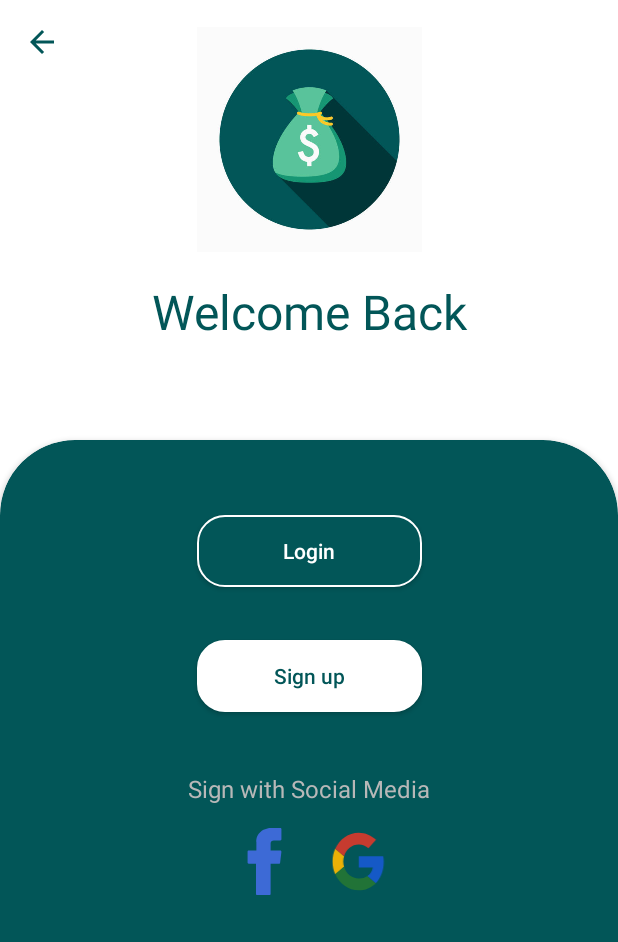
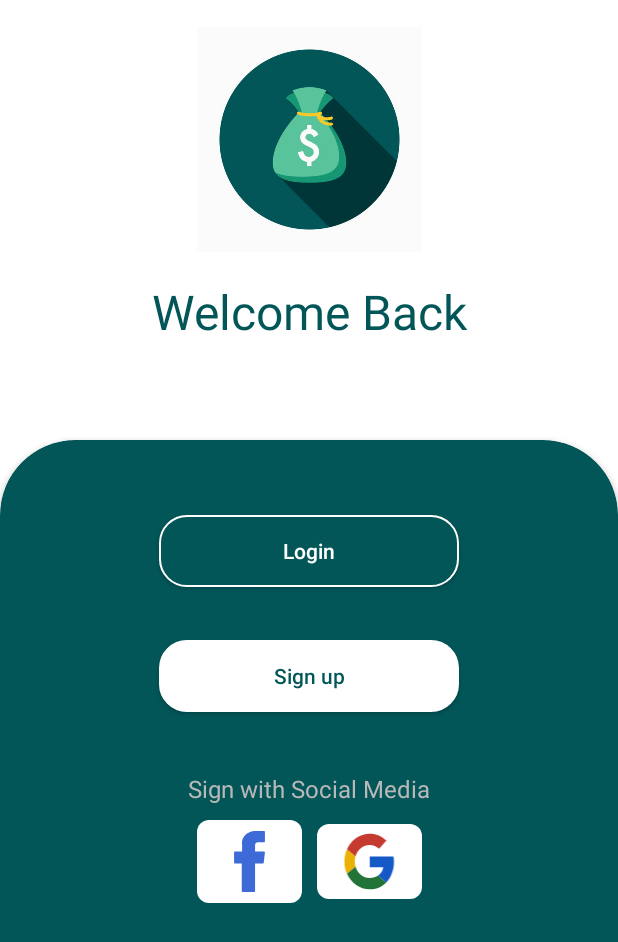
Before and after one commit to ZeinabAbdien00/Money, an Android app: the fragment StartFragment shown on its own in the app's theme, on a phone screen of 412 x 824 dp. Shown: the top 942 px of the screen. Run offline under Robolectric (Android 15) with nearby library versions, the phone set to English and light mode, and no system bars.

Commit message:
change btn width

```diff
--- a/app/src/main/res/layout/fragment_login.xml
+++ b/app/src/main/res/layout/fragment_login.xml
@@ -160,7 +160,7 @@
 
                 <androidx.appcompat.widget.AppCompatButton
                     android:id="@+id/btn_login"
-                    android:layout_width="150dp"
+                    android:layout_width="200dp"
                     android:layout_height="wrap_content"
                     android:layout_marginHorizontal="16dp"
                     android:layout_marginTop="35dp"
--- a/app/src/main/res/layout/fragment_start.xml
+++ b/app/src/main/res/layout/fragment_start.xml
@@ -13,16 +13,6 @@
         app:layout_constraintEnd_toEndOf="parent"
         app:layout_constraintStart_toStartOf="parent"
         app:layout_constraintTop_toTopOf="parent">
-
-        <com.google.android.material.imageview.ShapeableImageView
-            android:id="@+id/btn_back"
-            android:layout_width="wrap_content"
-            android:layout_height="wrap_content"
-            android:layout_margin="16dp"
-            android:background="@drawable/ic_arrow_back"
-            android:backgroundTint="@color/base"
-            app:layout_constraintStart_toStartOf="parent"
-            app:layout_constraintTop_toTopOf="parent" />
 
         <com.google.android.material.bottomsheet.BottomSheetDragHandleView
             android:id="@+id/iv_corona"
@@ -64,7 +54,7 @@
 
                 <androidx.appcompat.widget.AppCompatButton
                     android:id="@+id/btn_login"
-                    android:layout_width="150dp"
+                    android:layout_width="200dp"
                     android:layout_height="wrap_content"
                     android:layout_marginHorizontal="16dp"
                     android:layout_marginTop="50dp"
@@ -78,7 +68,7 @@
 
                 <androidx.appcompat.widget.AppCompatButton
                     android:id="@+id/btn_signup"
-                    android:layout_width="150dp"
+                    android:layout_width="200dp"
                     android:layout_height="wrap_content"
                     android:layout_marginHorizontal="16dp"
                     android:layout_marginTop="35dp"
@@ -115,19 +105,23 @@
 
                     <ImageView
                         android:id="@+id/login_with_facebook"
-                        android:layout_width="55dp"
+                        android:layout_width="70dp"
                         android:layout_height="55dp"
-                        android:padding="5dp"
+                        android:padding="7dp"
+                        android:background="@drawable/social_shape"
+                        android:backgroundTint="@color/white"
                         android:src="@drawable/ic_facebook"
                         app:layout_constraintTop_toBottomOf="@id/tv_or_login_with" />
 
                     <ImageView
                         android:id="@+id/login_with_google"
                         android:layout_gravity="center"
-                        android:layout_width="50dp"
+                        android:layout_width="70dp"
                         android:layout_height="50dp"
+                        android:background="@drawable/social_shape"
+                        android:backgroundTint="@color/white"
                         android:layout_marginStart="10dp"
-                        android:padding="5dp"
+                        android:padding="6dp"
                         android:src="@drawable/ic_google"
                         app:layout_constraintTop_toBottomOf="@id/tv_or_login_with" />
 
```
